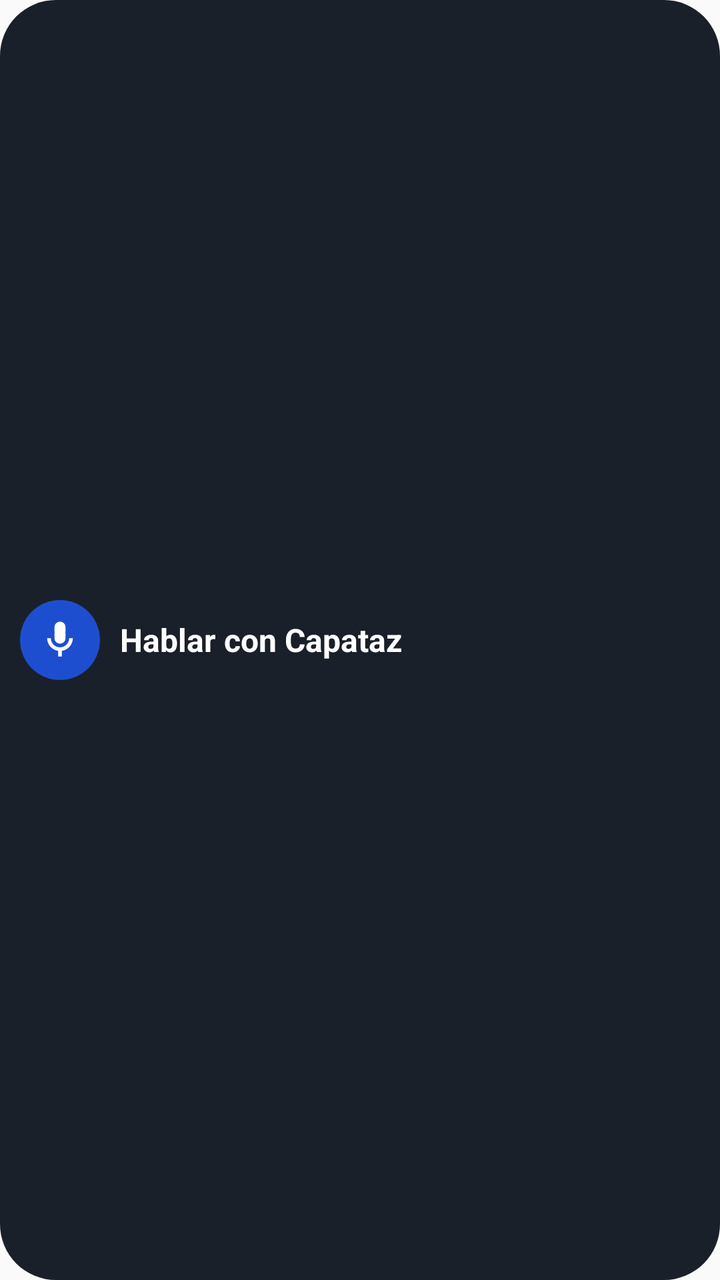
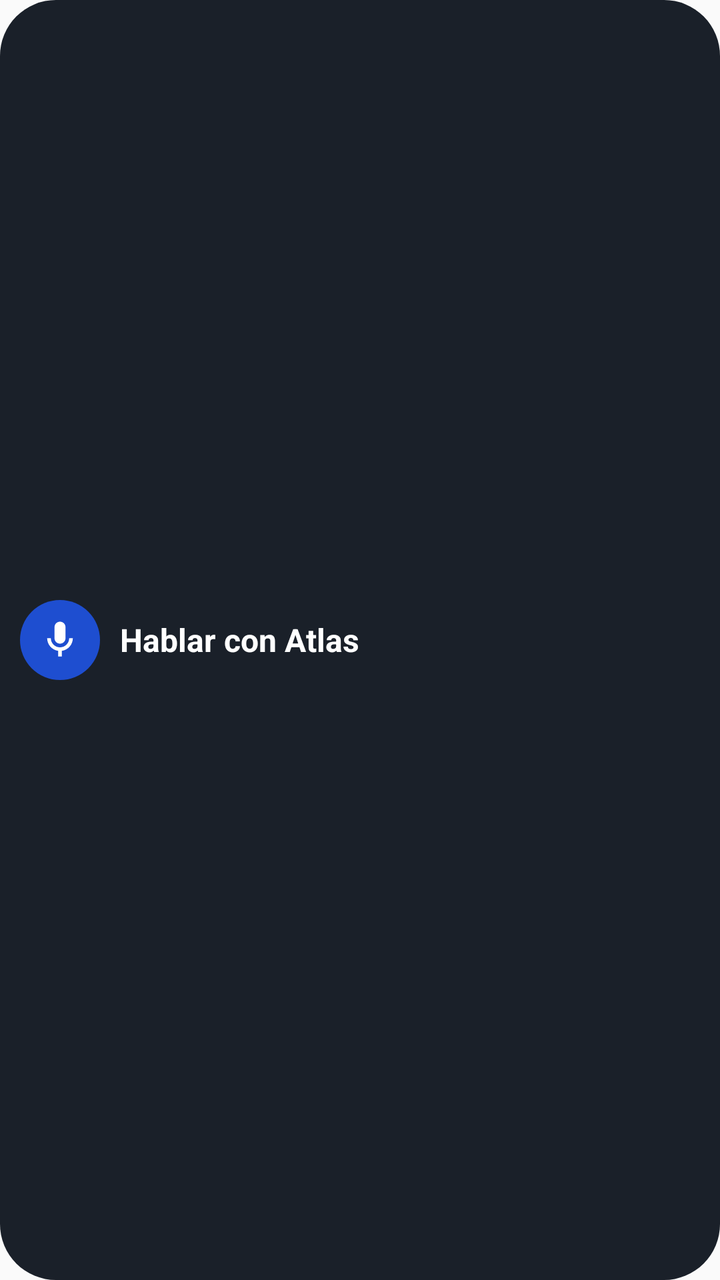

Screens rendered from an Android XML layout before and after an edit, with the pre-edit source and the edit as a unified diff.
<!-- AndroidManifest.xml: application theme AppTheme -->
<!-- res/layout/widget_hablar.xml -->
<?xml version="1.0" encoding="utf-8"?>
<LinearLayout xmlns:android="http://schemas.android.com/apk/res/android"
    android:id="@+id/widget_raiz"
    android:layout_width="match_parent"
    android:layout_height="match_parent"
    android:background="@drawable/widget_fondo"
    android:gravity="center_vertical"
    android:orientation="horizontal"
    android:paddingStart="10dp"
    android:paddingEnd="16dp">
    <ImageView
        android:layout_width="40dp"
        android:layout_height="40dp"
        android:background="@drawable/widget_circulo"
        android:padding="9dp"
        android:src="@drawable/widget_mic"
        android:contentDescription="Hablar con Capataz" />
    <TextView
        android:layout_width="wrap_content"
        android:layout_height="wrap_content"
        android:layout_marginStart="10dp"
        android:text="Hablar con Capataz"
        android:textColor="#FFFFFF"
        android:textSize="16sp"
        android:textStyle="bold" />
</LinearLayout>
<!-- resources referenced by this layout -->
<resources>
  <!-- drawable widget_circulo (drawable) -->
  <?xml version="1.0" encoding="utf-8"?>
  <shape xmlns:android="http://schemas.android.com/apk/res/android" android:shape="oval">
      <solid android:color="#1E4ED0" />
  </shape>
  <!-- drawable widget_fondo (drawable) -->
  <?xml version="1.0" encoding="utf-8"?>
  <shape xmlns:android="http://schemas.android.com/apk/res/android" android:shape="rectangle">
      <solid android:color="#1A2029" />
      <corners android:radius="28dp" />
  </shape>
  <!-- drawable widget_mic (drawable) -->
  <?xml version="1.0" encoding="utf-8"?>
  <vector xmlns:android="http://schemas.android.com/apk/res/android"
      android:width="24dp" android:height="24dp" android:viewportWidth="24" android:viewportHeight="24">
      <path android:fillColor="#FFFFFF" android:pathData="M12,14c1.66,0 3,-1.34 3,-3V5c0,-1.66 -1.34,-3 -3,-3S9,3.34 9,5v6C9,12.66 10.34,14 12,14z"/>
      <path android:fillColor="#FFFFFF" android:pathData="M17,11c0,2.76 -2.24,5 -5,5s-5,-2.24 -5,-5H5c0,3.53 2.61,6.43 6,6.92V21h2v-3.08c3.39,-0.49 6,-3.39 6,-6.92H17z"/>
  </vector>
  <style name="AppTheme" parent="Theme.AppCompat.Light.DarkActionBar">
          
          <item name="colorPrimary">@color/colorPrimary</item>
          <item name="colorPrimaryDark">@color/colorPrimaryDark</item>
          <item name="colorAccent">@color/colorAccent</item>
      </style>
</resources>

<!-- the commit's change to res/layout/widget_hablar.xml (unified diff, before → after) -->
@@ -14,12 +14,12 @@
         android:background="@drawable/widget_circulo"
         android:padding="9dp"
         android:src="@drawable/widget_mic"
-        android:contentDescription="Hablar con Capataz" />
+        android:contentDescription="Hablar con Atlas" />
     <TextView
         android:layout_width="wrap_content"
         android:layout_height="wrap_content"
         android:layout_marginStart="10dp"
-        android:text="Hablar con Capataz"
+        android:text="Hablar con Atlas"
         android:textColor="#FFFFFF"
         android:textSize="16sp"
         android:textStyle="bold" />
